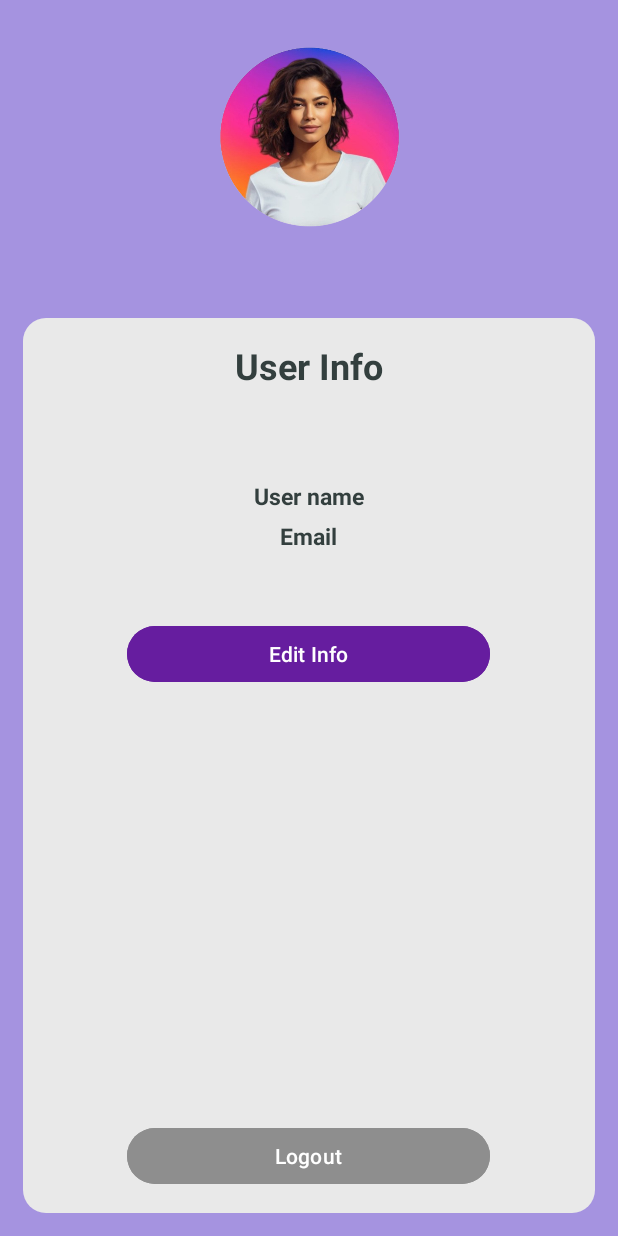
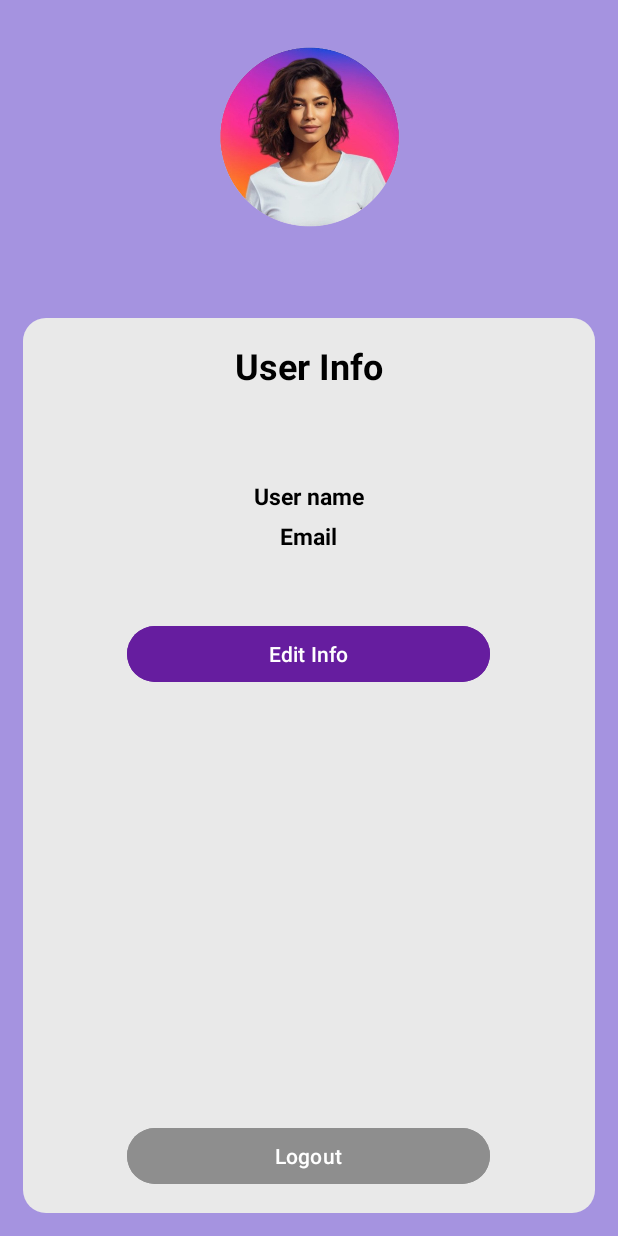
Before and after one commit to aymanfathima/TO-DO-APP, an Android app: the layout activity_user_info.xml on its own in the app's theme, with its tools: preview values and no code run, on a phone screen of 412 x 824 dp. Run offline under Robolectric (Android 15) with nearby library versions, the phone set to English and light mode, and no system bars.

Commit message:
third commit changes

```diff
--- a/app/src/main/res/layout/activity_user_info.xml
+++ b/app/src/main/res/layout/activity_user_info.xml
@@ -51,7 +51,7 @@
                 android:layout_width="wrap_content"
                 android:layout_height="wrap_content"
                 android:text="User Info"
-                android:textColor="#333F3E"
+                android:textColor="@color/black"
                 android:textSize="24dp"
                 android:textStyle="bold" />
 
@@ -62,7 +62,7 @@
                 android:layout_gravity="center"
                 android:layout_marginTop="60dp"
                 android:text="User name"
-                android:textColor="#333F3E"
+                android:textColor="@color/black"
                 android:textSize="15dp"
                 android:textStyle="bold" />
 
@@ -73,7 +73,7 @@
                 android:layout_gravity="center"
                 android:layout_marginTop="5dp"
                 android:text="Email"
-                android:textColor="#333F3E"
+                android:textColor="@color/black"
                 android:textSize="15dp"
                 android:textStyle="bold" />
 
```
